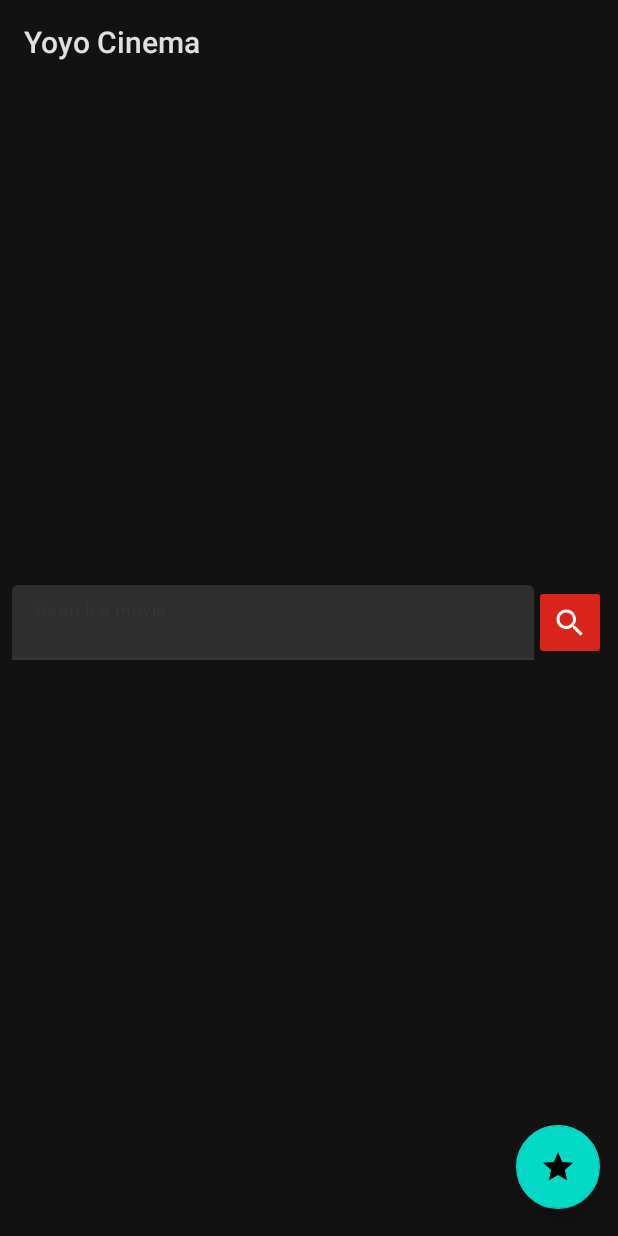
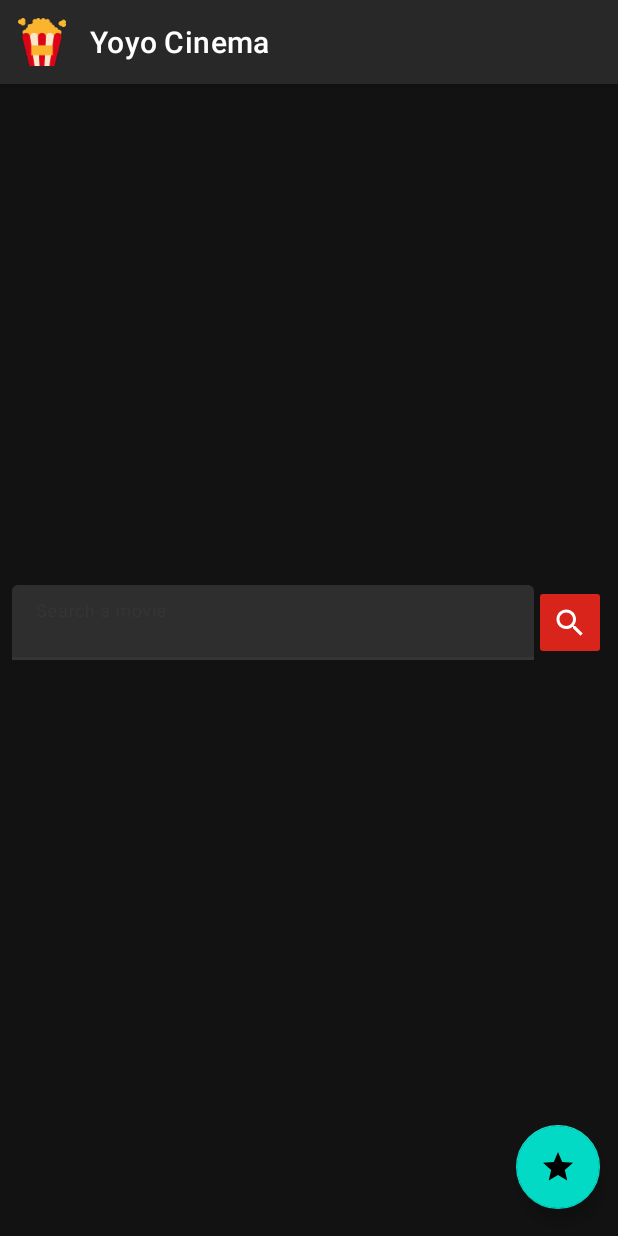
Before and after one commit to Tgo1014/Yoyo-Cinema, an Android app: the screen it shows after launch (MainActivity), on a phone screen of 412 x 824 dp. Run offline under Robolectric (Android 15) with nearby library versions, the phone set to English and light mode, and no system bars; our stand-ins replace Picasso, Room's generated code; libraries missing offline, so code that uses them is left out: kotlinx.coroutines.experimental; pictures from the network do not load.

Commit message:
Toolbar icon

```diff
--- a/app/src/main/AndroidManifest.xml
+++ b/app/src/main/AndroidManifest.xml
@@ -14,7 +14,9 @@
         android:supportsRtl="true"
         android:theme="@style/AppTheme"
         tools:ignore="GoogleAppIndexingWarning">
-        <activity android:name="tgo1014.yoyocinema.ui.MainActivity">
+        <activity
+            android:name="tgo1014.yoyocinema.ui.MainActivity"
+            android:theme="@style/AppTheme.NoActionBar">
             <intent-filter>
                 <action android:name="android.intent.action.MAIN" />
 
@@ -24,9 +26,7 @@
         <activity
             android:name="tgo1014.yoyocinema.ui.MovieDetailsActivity"
             android:screenOrientation="portrait" />
-        <activity
-            android:name="tgo1014.yoyocinema.ui.FavoritesActivity"
-            android:screenOrientation="portrait" />
+        <activity android:name="tgo1014.yoyocinema.ui.FavoritesActivity" />
     </application>
 
 </manifest>
--- a/app/src/main/java/tgo1014/yoyocinema/ui/MainActivity.kt
+++ b/app/src/main/java/tgo1014/yoyocinema/ui/MainActivity.kt
@@ -2,15 +2,11 @@ package tgo1014.yoyocinema.ui
 
 import android.arch.lifecycle.Observer
 import android.content.Intent
-import android.graphics.Bitmap
-import android.graphics.drawable.BitmapDrawable
-import android.graphics.drawable.Drawable
 import android.os.Bundle
-import android.support.v7.app.ActionBar
 import android.support.v7.widget.LinearLayoutManager
 import android.support.v7.widget.RecyclerView
-import android.support.v7.widget.Toolbar
 import android.view.KeyEvent
+import android.view.MenuItem
 import android.view.View
 import android.view.inputmethod.EditorInfo
 import kotlinx.android.synthetic.main.activity_main.*
@@ -33,6 +29,7 @@ class MainActivity : BaseMovieActivity(), OnMovieItemClicked<SearchRequest.Resul
     override fun onCreate(savedInstanceState: Bundle?) {
         super.onCreate(savedInstanceState)
         setContentView(R.layout.activity_main)
+        setSupportActionBar(mainToolbar)
 
         configRecycler()
         setListeners()
@@ -72,6 +69,11 @@ class MainActivity : BaseMovieActivity(), OnMovieItemClicked<SearchRequest.Resul
         mainFabFavorites.setOnClickListener {
             startActivity(Intent(this, FavoritesActivity::class.java))
         }
+    }
+
+    override fun onOptionsItemSelected(item: MenuItem): Boolean {
+        //to nothing, otherwise the popcorn icon will leave the app
+        return true
     }
 
     private fun handleViewModel() {
--- a/app/src/main/res/layout/activity_main.xml
+++ b/app/src/main/res/layout/activity_main.xml
@@ -18,7 +18,7 @@
         app:layout_constraintEnd_toStartOf="@+id/mainBtnSearch"
         app:layout_constraintHorizontal_chainStyle="packed"
         app:layout_constraintStart_toStartOf="parent"
-        app:layout_constraintTop_toTopOf="parent"
+        app:layout_constraintTop_toBottomOf="@id/mainAppBarLayout"
         app:layout_constraintVertical_bias="1.0">
 
         <android.support.design.widget.TextInputEditText
@@ -53,7 +53,7 @@
         app:layout_constraintBottom_toBottomOf="parent"
         app:layout_constraintEnd_toEndOf="parent"
         app:layout_constraintStart_toStartOf="parent"
-        app:layout_constraintTop_toTopOf="parent"
+        app:layout_constraintTop_toBottomOf="@id/mainAppBarLayout"
         tools:listitem="@layout/item_movie"
         tools:visibility="visible" />
 
@@ -76,4 +76,22 @@
         app:layout_constraintEnd_toEndOf="@id/mainTextInputLayout"
         app:layout_constraintTop_toTopOf="@id/mainTextInputLayout" />
 
+    <android.support.design.widget.AppBarLayout
+        android:id="@+id/mainAppBarLayout"
+        android:layout_width="0dp"
+        android:layout_height="?attr/actionBarSize"
+        app:layout_constraintEnd_toEndOf="parent"
+        app:layout_constraintStart_toStartOf="parent"
+        app:layout_constraintTop_toTopOf="parent">
+
+        <android.support.v7.widget.Toolbar
+            android:id="@+id/mainToolbar"
+            android:layout_width="match_parent"
+            android:layout_height="match_parent"
+            app:contentInsetStartWithNavigation="0dp"
+            app:navigationIcon="@drawable/ic_toolbar_popcorn"
+            app:title="@string/app_name" />
+
+    </android.support.design.widget.AppBarLayout>
+
 </android.support.constraint.ConstraintLayout>
--- a/app/src/main/res/values/styles.xml
+++ b/app/src/main/res/values/styles.xml
@@ -7,4 +7,9 @@
         <item name="android:windowContentTransitions">true</item>
     </style>
 
+    <style name="AppTheme.NoActionBar" parent="AppTheme">
+        <item name="windowActionBar">false</item>
+        <item name="windowNoTitle">true</item>
+    </style>
+
 </resources>
```
Also changed, not shown: app/src/main/res/drawable-hdpi/ic_toolbar_popcorn.png (added), app/src/main/res/drawable-mdpi/ic_toolbar_popcorn.png (added), app/src/main/res/drawable-xhdpi/ic_toolbar_popcorn.png (added), app/src/main/res/drawable-xxhdpi/ic_toolbar_popcorn.png (added), app/src/main/res/drawable-xxxhdpi/ic_toolbar_popcorn.png (added).
